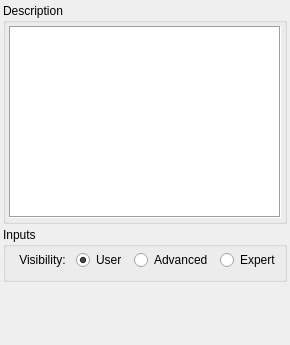
This is modules/olvis3/projects/OlvisGuiPlugin/src/FilterInfo/FilterInfoWidget.ui in OFFIS-Automation/Framework as Qt 5 draws it before an edit. The edited form follows.
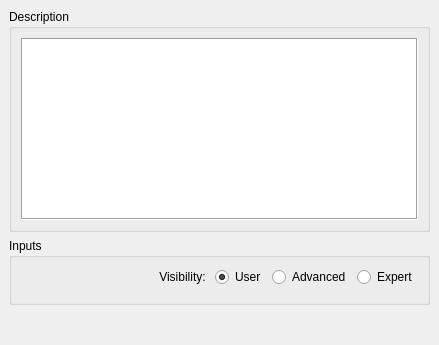
This is the edited form.

```diff
--- a/modules/olvis3/projects/OlvisGuiPlugin/src/FilterInfo/FilterInfoWidget.ui
+++ b/modules/olvis3/projects/OlvisGuiPlugin/src/FilterInfo/FilterInfoWidget.ui
@@ -6,57 +6,21 @@
    <rect>
     <x>0</x>
     <y>0</y>
-    <width>290</width>
+    <width>439</width>
     <height>345</height>
    </rect>
   </property>
-  <property name="minimumSize">
-   <size>
-    <width>290</width>
-    <height>204</height>
-   </size>
-  </property>
   <property name="windowTitle">
    <string>Filter information</string>
   </property>
   <widget class="QWidget" name="dockWidgetContents">
    <layout class="QVBoxLayout" name="verticalLayout">
-    <property name="spacing">
-     <number>3</number>
-    </property>
-    <property name="leftMargin">
-     <number>3</number>
-    </property>
-    <property name="topMargin">
-     <number>3</number>
-    </property>
-    <property name="rightMargin">
-     <number>3</number>
-    </property>
-    <property name="bottomMargin">
-     <number>3</number>
-    </property>
     <item>
      <widget class="QGroupBox" name="groupBox">
       <property name="title">
        <string>Description</string>
       </property>
       <layout class="QVBoxLayout" name="verticalLayout_2">
-       <property name="spacing">
-        <number>3</number>
-       </property>
-       <property name="leftMargin">
-        <number>3</number>
-       </property>
-       <property name="topMargin">
-        <number>3</number>
-       </property>
-       <property name="rightMargin">
-        <number>3</number>
-       </property>
-       <property name="bottomMargin">
-        <number>3</number>
-       </property>
        <item>
         <widget class="QPlainTextEdit" name="nodeInfoText">
          <property name="sizePolicy">
@@ -79,25 +43,20 @@
        <string>Inputs</string>
       </property>
       <layout class="QVBoxLayout" name="verticalLayout_4">
-       <property name="spacing">
-        <number>3</number>
-       </property>
-       <property name="leftMargin">
-        <number>3</number>
-       </property>
-       <property name="topMargin">
-        <number>3</number>
-       </property>
-       <property name="rightMargin">
-        <number>3</number>
-       </property>
-       <property name="bottomMargin">
-        <number>3</number>
-       </property>
        <item>
+        <widget class="QWidget" name="visibilityWidget" native="true">
         <layout class="QHBoxLayout" name="horizontalLayout">
-         <property name="spacing">
-          <number>7</number>
+          <property name="leftMargin">
+           <number>0</number>
+          </property>
+          <property name="topMargin">
+           <number>0</number>
+          </property>
+          <property name="rightMargin">
+           <number>0</number>
+          </property>
+          <property name="bottomMargin">
+           <number>0</number>
          </property>
          <item>
           <widget class="QLabel" name="label">
@@ -140,6 +99,7 @@
           </widget>
          </item>
         </layout>
+        </widget>
        </item>
        <item>
         <layout class="QFormLayout" name="portLayout">
```
Lines whose indentation alone changed are shown as unchanged.
